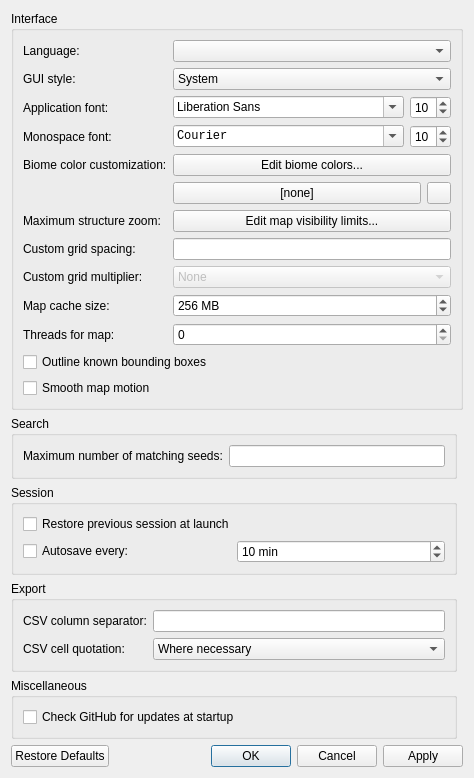
First picture: the form in src/configdialog.ui, repository Cubitect/cubiomes-viewer, before the edit.
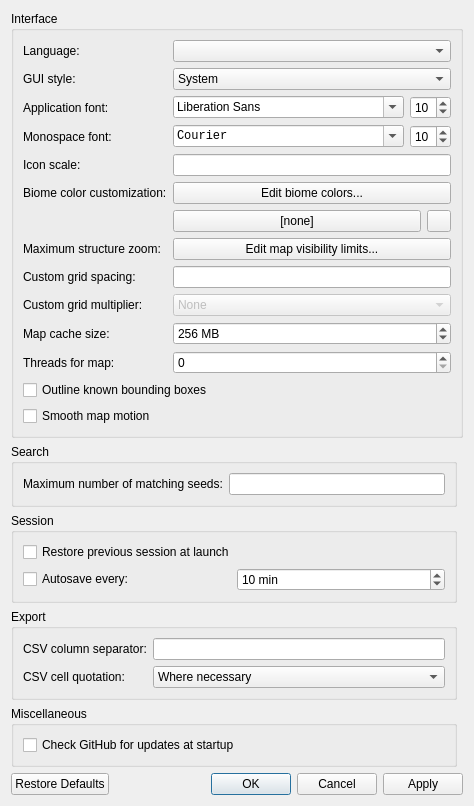
Second picture: the form after the edit. Icons and pictures are not drawn.

Commit message: Dynamically sized icons

```diff
--- a/src/configdialog.ui
+++ b/src/configdialog.ui
@@ -145,130 +145,14 @@
       <string>Interface</string>
      </property>
      <layout class="QGridLayout" name="gridLayout_2">
-      <item row="7" column="0" colspan="2">
-       <widget class="QLabel" name="label_6">
-        <property name="toolTip">
-         <string>Use a fixed grid in blocks instead of outlining the generated map tiles
-Leave blank for the default behaviour</string>
-        </property>
+      <item row="3" column="0" colspan="2">
+       <widget class="QLabel" name="label_13">
         <property name="text">
-         <string>Custom grid spacing:</string>
-        </property>
-       </widget>
-      </item>
-      <item row="9" column="0" colspan="2">
-       <widget class="QLabel" name="label_7">
-        <property name="text">
-         <string>Map cache size:</string>
-        </property>
-       </widget>
-      </item>
-      <item row="0" column="0" colspan="2">
-       <widget class="QLabel" name="label_11">
-        <property name="text">
-         <string>Language:</string>
-        </property>
-       </widget>
-      </item>
-      <item row="2" column="0" colspan="2">
-       <widget class="QLabel" name="label_12">
-        <property name="text">
-         <string>Application font:</string>
-        </property>
-       </widget>
-      </item>
-      <item row="11" column="0" colspan="5">
-       <widget class="QCheckBox" name="checkBBoxes">
-        <property name="text">
-         <string>Outline known bounding boxes</string>
-        </property>
-       </widget>
-      </item>
-      <item row="4" column="0" colspan="2">
-       <widget class="QLabel" name="label_5">
-        <property name="text">
-         <string>Biome color customization:</string>
-        </property>
-       </widget>
-      </item>
-      <item row="6" column="0" colspan="2">
-       <widget class="QLabel" name="label">
-        <property name="text">
-         <string>Maximum structure zoom:</string>
-        </property>
-       </widget>
-      </item>
-      <item row="7" column="2" colspan="3">
-       <widget class="QLineEdit" name="lineGridSpacing"/>
-      </item>
-      <item row="5" column="2" colspan="2">
-       <widget class="QPushButton" name="buttonBiomeColor">
-        <property name="text">
-         <string>[none]</string>
-        </property>
-       </widget>
-      </item>
-      <item row="0" column="2" colspan="3">
-       <widget class="QComboBox" name="comboLang"/>
-      </item>
-      <item row="4" column="2" colspan="3">
-       <widget class="QPushButton" name="buttonBiomeColorEditor">
-        <property name="text">
-         <string>Edit biome colors...</string>
-        </property>
-       </widget>
-      </item>
-      <item row="8" column="0" colspan="2">
-       <widget class="QLabel" name="label_10">
-        <property name="text">
-         <string>Custom grid multiplier:</string>
-        </property>
-       </widget>
-      </item>
-      <item row="6" column="2" colspan="3">
-       <widget class="QPushButton" name="buttonStructVisEdit">
-        <property name="text">
-         <string>Edit map visibility limits...</string>
-        </property>
-       </widget>
-      </item>
-      <item row="1" column="0" colspan="2">
-       <widget class="QLabel" name="label_4">
-        <property name="text">
-         <string>GUI style:</string>
-        </property>
-       </widget>
-      </item>
-      <item row="12" column="0" colspan="5">
-       <widget class="QCheckBox" name="checkSmooth">
-        <property name="toolTip">
-         <string>&lt;html&gt;&lt;head/&gt;&lt;body&gt;&lt;p&gt;Simulate inertia for the map view&lt;/p&gt;&lt;/body&gt;&lt;/html&gt;</string>
-        </property>
-        <property name="text">
-         <string>Smooth map motion</string>
+         <string>Monospace font:</string>
         </property>
        </widget>
       </item>
       <item row="9" column="2" colspan="3">
-       <widget class="QSpinBox" name="spinCacheSize">
-        <property name="suffix">
-         <string> MB</string>
-        </property>
-        <property name="minimum">
-         <number>16</number>
-        </property>
-        <property name="maximum">
-         <number>8192</number>
-        </property>
-        <property name="singleStep">
-         <number>16</number>
-        </property>
-        <property name="value">
-         <number>256</number>
-        </property>
-       </widget>
-      </item>
-      <item row="8" column="2" colspan="3">
        <widget class="QComboBox" name="comboGridMult">
         <property name="enabled">
          <bool>false</bool>
@@ -300,7 +184,14 @@
         </item>
        </widget>
       </item>
-      <item row="5" column="0" colspan="2">
+      <item row="11" column="0" colspan="2">
+       <widget class="QLabel" name="label_9">
+        <property name="text">
+         <string>Threads for map:</string>
+        </property>
+       </widget>
+      </item>
+      <item row="6" column="0" colspan="2">
        <layout class="QHBoxLayout" name="horizontalLayout">
         <item>
          <spacer name="horizontalSpacer">
@@ -336,14 +227,24 @@
         </item>
        </layout>
       </item>
-      <item row="10" column="0" colspan="2">
-       <widget class="QLabel" name="label_9">
+      <item row="5" column="0" colspan="2">
+       <widget class="QLabel" name="label_5">
         <property name="text">
-         <string>Threads for map:</string>
+         <string>Biome color customization:</string>
         </property>
        </widget>
       </item>
-      <item row="5" column="4">
+      <item row="3" column="3" colspan="2">
+       <widget class="QSpinBox" name="spinFontSizeMono">
+        <property name="minimum">
+         <number>1</number>
+        </property>
+        <property name="value">
+         <number>10</number>
+        </property>
+       </widget>
+      </item>
+      <item row="6" column="4">
        <widget class="QPushButton" name="buttonClear">
         <property name="maximumSize">
          <size>
@@ -357,13 +258,10 @@
         </property>
        </widget>
       </item>
-      <item row="1" column="2" colspan="3">
-       <widget class="QComboBox" name="comboStyle">
-        <property name="iconSize">
-         <size>
-          <width>0</width>
-          <height>16</height>
-         </size>
+      <item row="12" column="0" colspan="5">
+       <widget class="QCheckBox" name="checkBBoxes">
+        <property name="text">
+         <string>Outline known bounding boxes</string>
         </property>
         <item>
          <property name="text">
@@ -378,29 +276,48 @@
        </widget>
       </item>
       <item row="10" column="2" colspan="3">
+       <widget class="QSpinBox" name="spinCacheSize">
+        <property name="suffix">
+         <string> MB</string>
+        </property>
+        <property name="minimum">
+         <number>16</number>
+        </property>
+        <property name="maximum">
+         <number>8192</number>
+        </property>
+        <property name="singleStep">
+         <number>16</number>
+        </property>
+        <property name="value">
+         <number>256</number>
+        </property>
+       </widget>
+      </item>
+      <item row="11" column="2" colspan="3">
        <widget class="QSpinBox" name="spinThreads"/>
       </item>
-      <item row="3" column="0" colspan="2">
-       <widget class="QLabel" name="label_13">
+      <item row="6" column="2" colspan="2">
+       <widget class="QPushButton" name="buttonBiomeColor">
         <property name="text">
-         <string>Monospace font:</string>
+         <string>[none]</string>
         </property>
        </widget>
       </item>
-      <item row="2" column="2">
-       <widget class="QFontComboBox" name="fontComboNorm">
-        <property name="fontFilters">
-         <set>QFontComboBox::ScalableFonts</set>
+      <item row="7" column="0" colspan="2">
+       <widget class="QLabel" name="label">
+        <property name="text">
+         <string>Maximum structure zoom:</string>
         </property>
        </widget>
       </item>
-      <item row="2" column="3" colspan="2">
-       <widget class="QSpinBox" name="spinFontSizeNorm">
-        <property name="minimum">
-         <number>2</number>
-        </property>
-        <property name="value">
-         <number>10</number>
+      <item row="0" column="2" colspan="3">
+       <widget class="QComboBox" name="comboLang"/>
+      </item>
+      <item row="7" column="2" colspan="3">
+       <widget class="QPushButton" name="buttonStructVisEdit">
+        <property name="text">
+         <string>Edit map visibility limits...</string>
         </property>
        </widget>
       </item>
@@ -416,8 +333,26 @@
         </property>
        </widget>
       </item>
-      <item row="3" column="3" colspan="2">
-       <widget class="QSpinBox" name="spinFontSizeMono">
+      <item row="8" column="0" colspan="2">
+       <widget class="QLabel" name="label_6">
+        <property name="toolTip">
+         <string>Use a fixed grid in blocks instead of outlining the generated map tiles
+Leave blank for the default behaviour</string>
+        </property>
+        <property name="text">
+         <string>Custom grid spacing:</string>
+        </property>
+       </widget>
+      </item>
+      <item row="2" column="2">
+       <widget class="QFontComboBox" name="fontComboNorm">
+        <property name="fontFilters">
+         <set>QFontComboBox::ScalableFonts</set>
+        </property>
+       </widget>
+      </item>
+      <item row="2" column="3" colspan="2">
+       <widget class="QSpinBox" name="spinFontSizeNorm">
         <property name="minimum">
          <number>1</number>
         </property>
@@ -426,6 +361,91 @@
         </property>
        </widget>
       </item>
+      <item row="0" column="0" colspan="2">
+       <widget class="QLabel" name="label_11">
+        <property name="text">
+         <string>Language:</string>
+        </property>
+       </widget>
+      </item>
+      <item row="1" column="0" colspan="2">
+       <widget class="QLabel" name="label_4">
+        <property name="text">
+         <string>GUI style:</string>
+        </property>
+       </widget>
+      </item>
+      <item row="1" column="2" colspan="3">
+       <widget class="QComboBox" name="comboStyle">
+        <property name="iconSize">
+         <size>
+          <width>0</width>
+          <height>16</height>
+         </size>
+        </property>
+        <item>
+         <property name="text">
+          <string>System</string>
+         </property>
+        </item>
+        <item>
+         <property name="text">
+          <string>Dark</string>
+         </property>
+        </item>
+       </widget>
+      </item>
+      <item row="8" column="2" colspan="3">
+       <widget class="QLineEdit" name="lineGridSpacing"/>
+      </item>
+      <item row="13" column="0" colspan="5">
+       <widget class="QCheckBox" name="checkSmooth">
+        <property name="toolTip">
+         <string>&lt;html&gt;&lt;head/&gt;&lt;body&gt;&lt;p&gt;Simulate inertia for the map view&lt;/p&gt;&lt;/body&gt;&lt;/html&gt;</string>
+        </property>
+        <property name="text">
+         <string>Smooth map motion</string>
+        </property>
+       </widget>
+      </item>
+      <item row="9" column="0" colspan="2">
+       <widget class="QLabel" name="label_10">
+        <property name="text">
+         <string>Custom grid multiplier:</string>
+        </property>
+       </widget>
+      </item>
+      <item row="2" column="0" colspan="2">
+       <widget class="QLabel" name="label_12">
+        <property name="text">
+         <string>Application font:</string>
+        </property>
+       </widget>
+      </item>
+      <item row="5" column="2" colspan="3">
+       <widget class="QPushButton" name="buttonBiomeColorEditor">
+        <property name="text">
+         <string>Edit biome colors...</string>
+        </property>
+       </widget>
+      </item>
+      <item row="10" column="0" colspan="2">
+       <widget class="QLabel" name="label_7">
+        <property name="text">
+         <string>Map cache size:</string>
+        </property>
+       </widget>
+      </item>
+      <item row="4" column="0" colspan="2">
+       <widget class="QLabel" name="label_14">
+        <property name="text">
+         <string>Icon scale:</string>
+        </property>
+       </widget>
+      </item>
+      <item row="4" column="2" colspan="3">
+       <widget class="QLineEdit" name="lineIconScale"/>
+      </item>
      </layout>
     </widget>
    </item>
```
Left out of the diff: 12 changed lines with no effect on the pictures. The commit also changes 37 other files.
